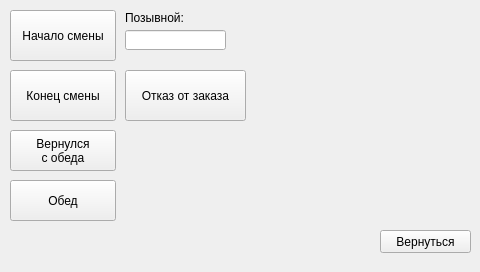
Before: the Qt Designer form settingsform.ui in koolkhel/wince-taximeter, drawn with Qt 5.
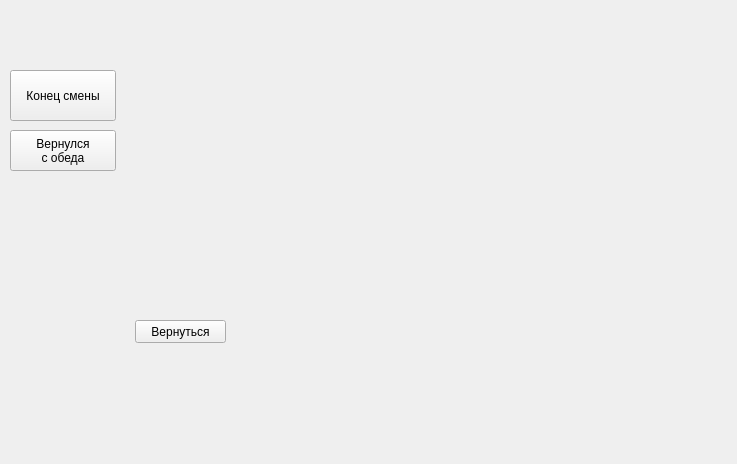
After: the same form once the commit is applied.

Diff of the .ui file:
```diff
--- a/settingsform.ui
+++ b/settingsform.ui
@@ -9,8 +9,8 @@
    <rect>
     <x>0</x>
     <y>0</y>
-    <width>480</width>
-    <height>272</height>
+    <width>737</width>
+    <height>464</height>
    </rect>
   </property>
   <property name="sizePolicy">
@@ -28,8 +28,8 @@
   <widget class="QPushButton" name="exitButton">
    <property name="geometry">
     <rect>
-     <x>380</x>
-     <y>230</y>
+     <x>135</x>
+     <y>320</y>
      <width>91</width>
      <height>23</height>
     </rect>
@@ -38,22 +38,6 @@
     <string>Вернуться</string>
    </property>
   </widget>
-  <widget class="QPushButton" name="dinnerStart">
-   <property name="geometry">
-    <rect>
-     <x>10</x>
-     <y>180</y>
-     <width>106</width>
-     <height>41</height>
-    </rect>
-   </property>
-   <property name="text">
-    <string>Обед</string>
-   </property>
-   <property name="checkable">
-    <bool>false</bool>
-   </property>
-  </widget>
   <widget class="QPushButton" name="dinnerStop">
    <property name="geometry">
     <rect>
@@ -81,70 +65,6 @@
     <string>Конец смены</string>
    </property>
   </widget>
-  <widget class="QLineEdit" name="lineEdit">
-   <property name="geometry">
-    <rect>
-     <x>125</x>
-     <y>30</y>
-     <width>101</width>
-     <height>20</height>
-    </rect>
-   </property>
-   <property name="keyboard" stdset="0">
-    <bool>true</bool>
-   </property>
-  </widget>
-  <widget class="QPushButton" name="dutyStart">
-   <property name="geometry">
-    <rect>
-     <x>10</x>
-     <y>10</y>
-     <width>106</width>
-     <height>51</height>
-    </rect>
-   </property>
-   <property name="text">
-    <string>Начало смены</string>
-   </property>
-   <property name="checkable">
-    <bool>false</bool>
-   </property>
-   <property name="autoDefault">
-    <bool>false</bool>
-   </property>
-   <property name="default">
-    <bool>false</bool>
-   </property>
-   <property name="flat">
-    <bool>false</bool>
-   </property>
-  </widget>
-  <widget class="QLabel" name="label_2">
-   <property name="geometry">
-    <rect>
-     <x>125</x>
-     <y>10</y>
-     <width>71</width>
-     <height>16</height>
-    </rect>
-   </property>
-   <property name="text">
-    <string>Позывной:</string>
-   </property>
-  </widget>
-  <widget class="QPushButton" name="refuseButton">
-   <property name="geometry">
-    <rect>
-     <x>125</x>
-     <y>70</y>
-     <width>121</width>
-     <height>51</height>
-    </rect>
-   </property>
-   <property name="text">
-    <string>Отказ от заказа</string>
-   </property>
-  </widget>
  </widget>
  <layoutdefault spacing="6" margin="11"/>
  <resources/>
```
Left out of the diff: 52 changed lines with no effect on the pictures.
